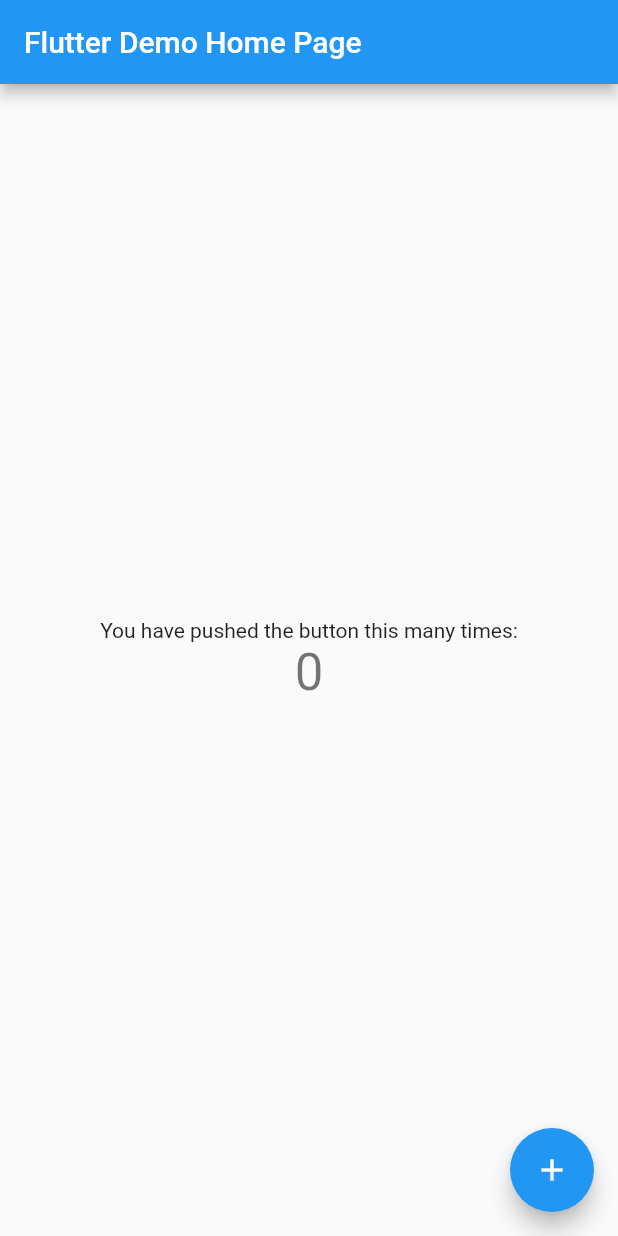
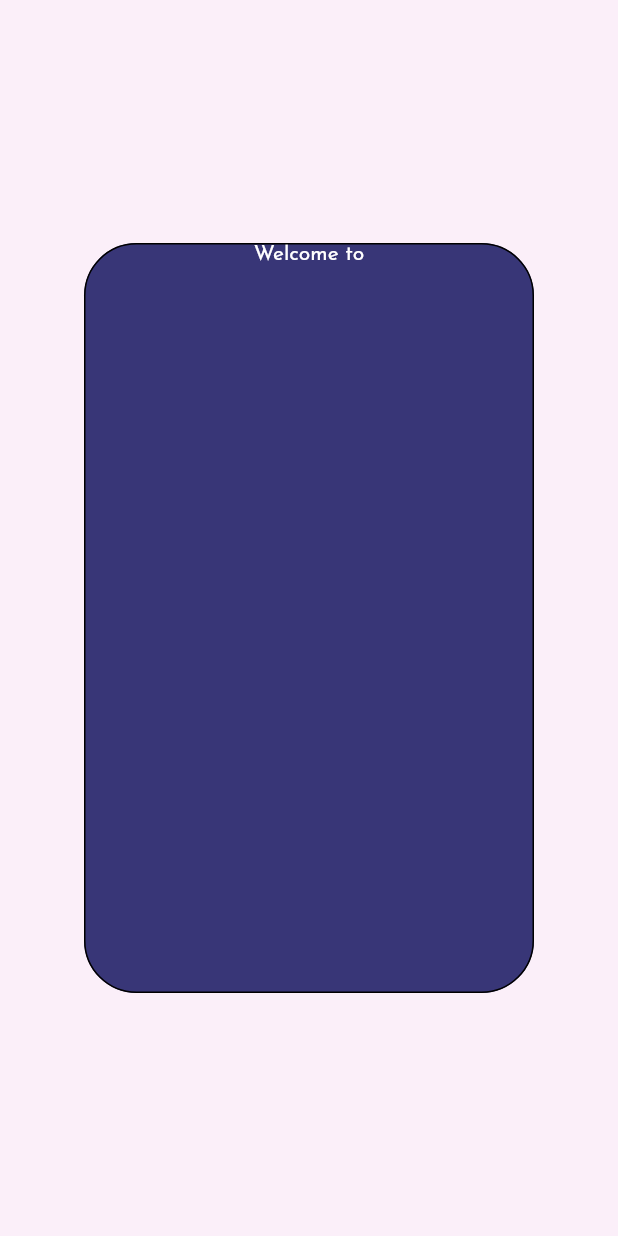
Before and after one commit to PrinceThakur007/Rhythm, a Flutter app: the screen it shows after launch, on a phone screen of 412 x 824 dp. Run offline on Flutter 3.47's test engine with Material 2 defaults, Android fonts, the phone set to English and light mode, and no system bars; our stand-ins replace google_fonts.

Commit message:
added staters to the app

```diff
--- /dev/null
+++ b/lib/Utils/Colors/CColors.dart
@@ -0,0 +1,75 @@
+import 'package:flutter/material.dart';
+
+class CColors {
+  static final primaryColor = Color(0xFF383677);
+  static final accentColor = Color(0xFFea5350);
+  static final accentWhiteColor = Color(0xFFffffff);
+  static final accentPurpleColor = Color(0xFF42417d);
+  static final accentPinkColor = Color(0xFFe5bed1);
+  static final backgroundColor=Color(0xFFfbeff9);
+
+}
+class CColorsMaterialColors {
+
+  //Material Colors
+  static final Map<int, Color> primaryMaterialColor = {
+    50: Color.fromRGBO(56, 54, 119, .1),
+    100: Color.fromRGBO(56, 54, 119, .2),
+    200: Color.fromRGBO(56, 54, 119, .3),
+    300: Color.fromRGBO(56, 54, 119, .4),
+    400: Color.fromRGBO(56, 54, 119, .5),
+    500: Color.fromRGBO(56, 54, 119, .6),
+    600: Color.fromRGBO(56, 54, 119, .7),
+    700: Color.fromRGBO(56, 54, 119, .8),
+    800: Color.fromRGBO(56, 54, 119, .9),
+    900: Color.fromRGBO(56, 54, 119, 1),
+  };
+  static final Map<int, Color> accentMaterialColor = {
+    50: Color.fromRGBO(234, 83, 80, .1),
+    100: Color.fromRGBO(234, 83, 80, .2),
+    200: Color.fromRGBO(234, 83, 80, .3),
+    300: Color.fromRGBO(234, 83, 80, .4),
+    400: Color.fromRGBO(234, 83, 80, .5),
+    500: Color.fromRGBO(234, 83, 80, .6),
+    600: Color.fromRGBO(234, 83, 80, .7),
+    700: Color.fromRGBO(234, 83, 80, .8),
+    800: Color.fromRGBO(234, 83, 80, .9),
+    900: Color.fromRGBO(234, 83, 80, 1),
+  };
+  static final Map<int, Color> accentWhiteMaterialColor = {
+    50: Color.fromRGBO(255, 255, 255, .1),
+    100: Color.fromRGBO(255, 255, 255, .2),
+    200: Color.fromRGBO(255, 255, 255, .3),
+    300: Color.fromRGBO(255, 255, 255, .4),
+    400: Color.fromRGBO(255, 255, 255, .5),
+    500: Color.fromRGBO(255, 255, 255, .6),
+    600: Color.fromRGBO(255, 255, 255, .7),
+    700: Color.fromRGBO(255, 255, 255, .8),
+    800: Color.fromRGBO(255, 255, 255, .9),
+    900: Color.fromRGBO(255, 255, 255, 1),
+  };
+  static final Map<int, Color> accentPurpleMaterialColor = {
+    50: Color.fromRGBO(66, 65, 125, .1),
+    100: Color.fromRGBO(66, 65, 125, .2),
+    200: Color.fromRGBO(66, 65, 125, .3),
+    300: Color.fromRGBO(66, 65, 125, .4),
+    400: Color.fromRGBO(66, 65, 125, .5),
+    500: Color.fromRGBO(66, 65, 125, .6),
+    600: Color.fromRGBO(66, 65, 125, .7),
+    700: Color.fromRGBO(66, 65, 125, .8),
+    800: Color.fromRGBO(66, 65, 125, .9),
+    900: Color.fromRGBO(66, 65, 125, 1),
+  };
+  static final Map<int, Color> accentPinkMaterialColor = {
+    50: Color.fromRGBO(229, 190, 209, .1),
+    100: Color.fromRGBO(229, 190, 209, .2),
+    200: Color.fromRGBO(229, 190, 209, .3),
+    300: Color.fromRGBO(229, 190, 209, .4),
+    400: Color.fromRGBO(229, 190, 209, .5),
+    500: Color.fromRGBO(229, 190, 209, .6),
+    600: Color.fromRGBO(229, 190, 209, .7),
+    700: Color.fromRGBO(229, 190, 209, .8),
+    800: Color.fromRGBO(229, 190, 209, .9),
+    900: Color.fromRGBO(229, 190, 209, 1),
+  };
+}
--- /dev/null
+++ b/lib/Utils/Strings/AppStrings.dart
@@ -0,0 +1,5 @@
+class AppStrings{
+
+  static final  String welcomeTo="Welcome to";
+
+}
--- /dev/null
+++ b/lib/Utils/Themes/BasicThemes.dart
@@ -0,0 +1,33 @@
+import 'package:flutter/material.dart';
+import 'package:google_fonts/google_fonts.dart';
+import 'package:rhythm/Utils/Colors/CColors.dart';
+
+class BasicThemes {
+  static ThemeData get DarkTheme {
+    return ThemeData(
+      primaryColor: CColors.primaryColor,
+      colorScheme: ColorScheme.fromSwatch(
+        accentColor: CColors.accentColor,
+        primarySwatch: MaterialColor(
+            0xFF383677, CColorsMaterialColors.primaryMaterialColor),
+      ),
+      scaffoldBackgroundColor: CColors.backgroundColor,
+      fontFamily: 'Montserrat',
+      textTheme: TextTheme(
+        bodyMedium: GoogleFonts.josefinSans(
+            color: CColors.accentWhiteColor, fontSize: 14),
+      ),
+      buttonTheme: ButtonThemeData(
+        shape:
+            RoundedRectangleBorder(borderRadius: BorderRadius.circular(18.0)),
+        buttonColor: CColors.accentColor,
+      ),
+      cardTheme: CardTheme(
+        color: CColors.primaryColor,
+        shape: RoundedRectangleBorder(
+            borderRadius: BorderRadius.circular(35), side: BorderSide()),
+        elevation: 0,
+      ),
+    );
+  }
+}
--- /dev/null
+++ b/lib/Views/LandingScreens/Page1.dart
@@ -0,0 +1,21 @@
+import 'package:flutter/material.dart';
+import 'package:rhythm/Utils/Strings/AppStrings.dart';
+
+class Page1 extends StatelessWidget {
+  const Page1({Key? key}) : super(key: key);
+
+  @override
+  Widget build(BuildContext context) {
+    return Scaffold(
+      body: Center(
+        child: Card(
+          child: Container(
+            height: 500,
+            width: 300,
+            child: Column(children: [Text(AppStrings.welcomeTo)]),
+          ),
+        ),
+      ),
+    );
+  }
+}
--- a/lib/main.dart
+++ b/lib/main.dart
@@ -1,4 +1,6 @@
 import 'package:flutter/material.dart';
+import 'package:rhythm/Utils/Themes/BasicThemes.dart';
+import 'package:rhythm/Views/LandingScreens/Page1.dart';
 
 void main() {
   runApp(const MyApp());
@@ -12,35 +14,15 @@ class MyApp extends StatelessWidget {
   Widget build(BuildContext context) {
     return MaterialApp(
       title: 'Flutter Demo',
-      theme: ThemeData(
-        // This is the theme of your application.
-        //
-        // Try running your application with "flutter run". You'll see the
-        // application has a blue toolbar. Then, without quitting the app, try
-        // changing the primarySwatch below to Colors.green and then invoke
-        // "hot reload" (press "r" in the console where you ran "flutter run",
-        // or simply save your changes to "hot reload" in a Flutter IDE).
-        // Notice that the counter didn't reset back to zero; the application
-        // is not restarted.
-        primarySwatch: Colors.blue,
-      ),
-      home: const MyHomePage(title: 'Flutter Demo Home Page'),
+      theme: BasicThemes.DarkTheme,
+      debugShowCheckedModeBanner: false,
+      home: Page1(),
     );
   }
 }
 
 class MyHomePage extends StatefulWidget {
   const MyHomePage({Key? key, required this.title}) : super(key: key);
-
-  // This widget is the home page of your application. It is stateful, meaning
-  // that it has a State object (defined below) that contains fields that affect
-  // how it looks.
-
-  // This class is the configuration for the state. It holds the values (in this
-  // case the title) provided by the parent (in this case the App widget) and
-  // used by the build method of the State. Fields in a Widget subclass are
-  // always marked "final".
-
   final String title;
 
   @override
@@ -52,11 +34,6 @@ class _MyHomePageState extends State<MyHomePage> {
 
   void _incrementCounter() {
     setState(() {
-      // This call to setState tells the Flutter framework that something has
-      // changed in this State, which causes it to rerun the build method below
-      // so that the display can reflect the updated values. If we changed
-      // _counter without calling setState(), then the build method would not be
-      // called again, and so nothing would appear to happen.
       _counter++;
     });
   }
@@ -71,8 +48,6 @@ class _MyHomePageState extends State<MyHomePage> {
     // than having to individually change instances of widgets.
     return Scaffold(
       appBar: AppBar(
-        // Here we take the value from the MyHomePage object that was created by
-        // the App.build method, and use it to set our appbar title.
         title: Text(widget.title),
       ),
       body: Center(
--- a/pubspec.yaml
+++ b/pubspec.yaml
@@ -34,6 +34,7 @@ dependencies:
   # The following adds the Cupertino Icons font to your application.
   # Use with the CupertinoIcons class for iOS style icons.
   cupertino_icons: ^1.0.2
+  google_fonts: ^3.0.1
 
 dev_dependencies:
   flutter_test:
@@ -44,7 +45,7 @@ dev_dependencies:
   # activated in the `analysis_options.yaml` file located at the root of your
   # package. See that file for information about deactivating specific lint
   # rules and activating additional ones.
-  flutter_lints: ^2.0.0
+#  flutter_lints: ^2.0.0
 
 # For information on the generic Dart part of this file, see the
 # following page: https://dart.dev/tools/pub/pubspec
```
Also changed, not shown: pubspec.lock, 6 other files.
